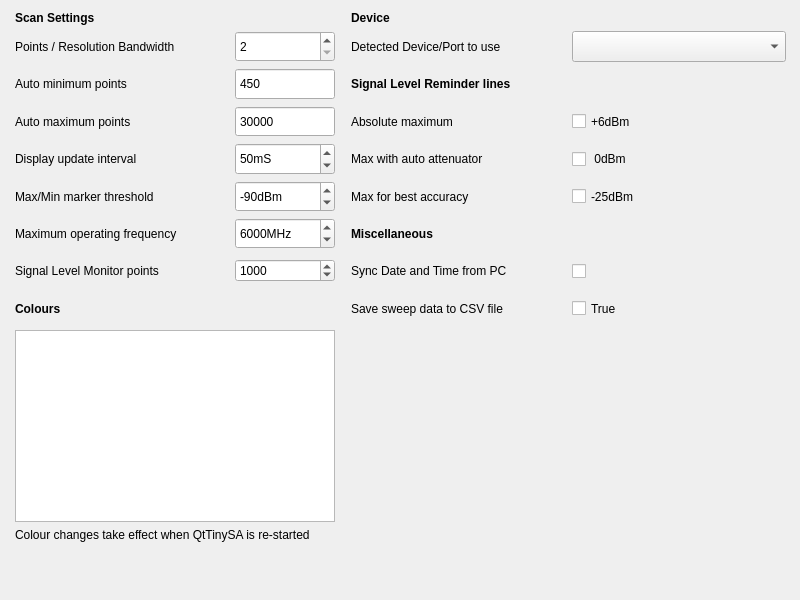
Before: the Qt Designer form src/settings.ui in g4ixt/QtTinySA, drawn with Qt 5.
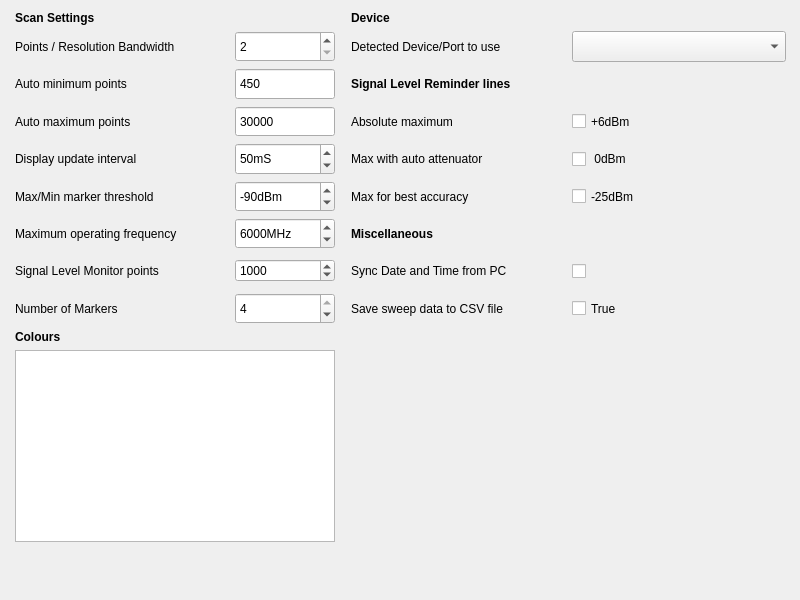
After: the same form once the commit is applied.

Commit message:
Add configurable marker count option
- Added "Number of Markers" setting in Settings dialog (1-4)
- Markers can now be shown/hidden based on user preference
- Setting is persisted in database
- Marker widgets dynamically show/hide when setting changes

What changed in the file:
```diff
--- a/src/settings.ui
+++ b/src/settings.ui
@@ -67,6 +67,41 @@
      </widget>
     </item>
     <item row="8" column="0">
+     <widget class="QLabel" name="label_22">
+      <property name="text">
+       <string>Number of Markers</string>
+      </property>
+     </widget>
+    </item>
+    <item row="8" column="1">
+     <widget class="QSpinBox" name="markerCount">
+      <property name="sizePolicy">
+       <sizepolicy hsizetype="Preferred" vsizetype="Expanding">
+        <horstretch>0</horstretch>
+        <verstretch>0</verstretch>
+       </sizepolicy>
+      </property>
+      <property name="maximumSize">
+       <size>
+        <width>100</width>
+        <height>16777215</height>
+       </size>
+      </property>
+      <property name="toolTip">
+       <string>Number of markers to display (1-4)</string>
+      </property>
+      <property name="minimum">
+       <number>1</number>
+      </property>
+      <property name="maximum">
+       <number>4</number>
+      </property>
+      <property name="value">
+       <number>4</number>
+      </property>
+     </widget>
+    </item>
+    <item row="9" column="0">
      <widget class="QLabel" name="label_5">
       <property name="font">
        <font>
@@ -241,7 +276,7 @@
       </property>
      </widget>
     </item>
-    <item row="9" column="0" colspan="2">
+    <item row="10" column="0" colspan="2">
      <widget class="QTableView" name="colourTable"/>
     </item>
     <item row="2" column="3">
@@ -495,7 +530,7 @@
       </property>
      </widget>
     </item>
-    <item row="11" column="3">
+    <item row="12" column="3">
      <spacer name="verticalSpacer">
       <property name="orientation">
        <enum>Qt::Vertical</enum>
```
The commit also changes 2 other files.
